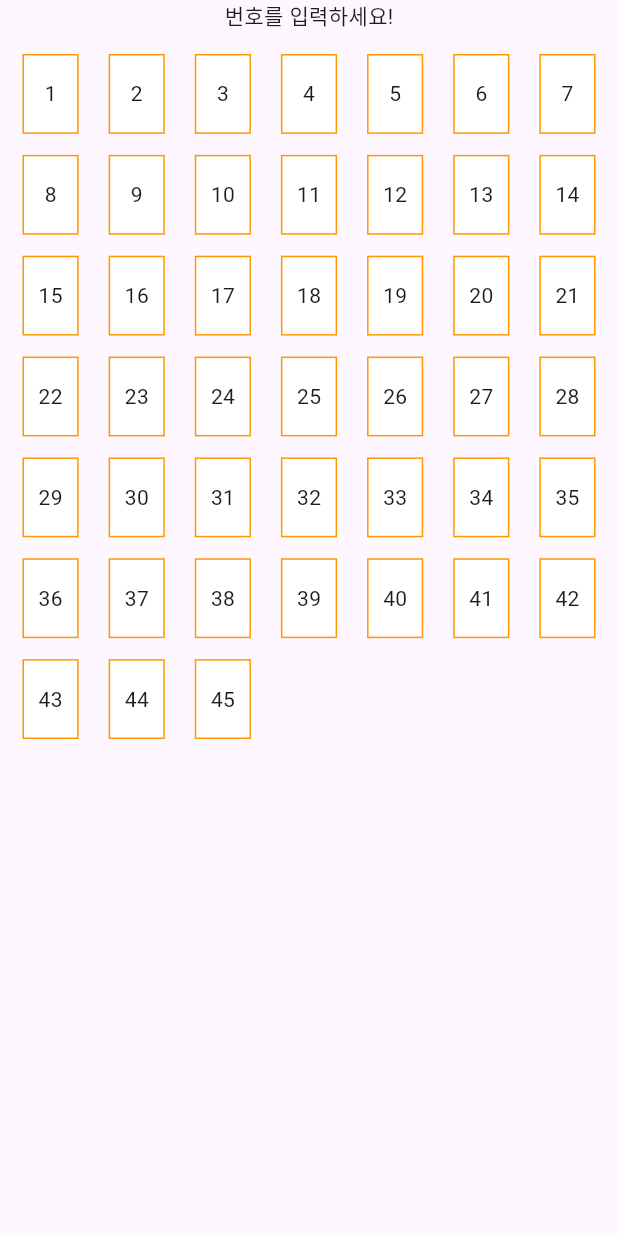
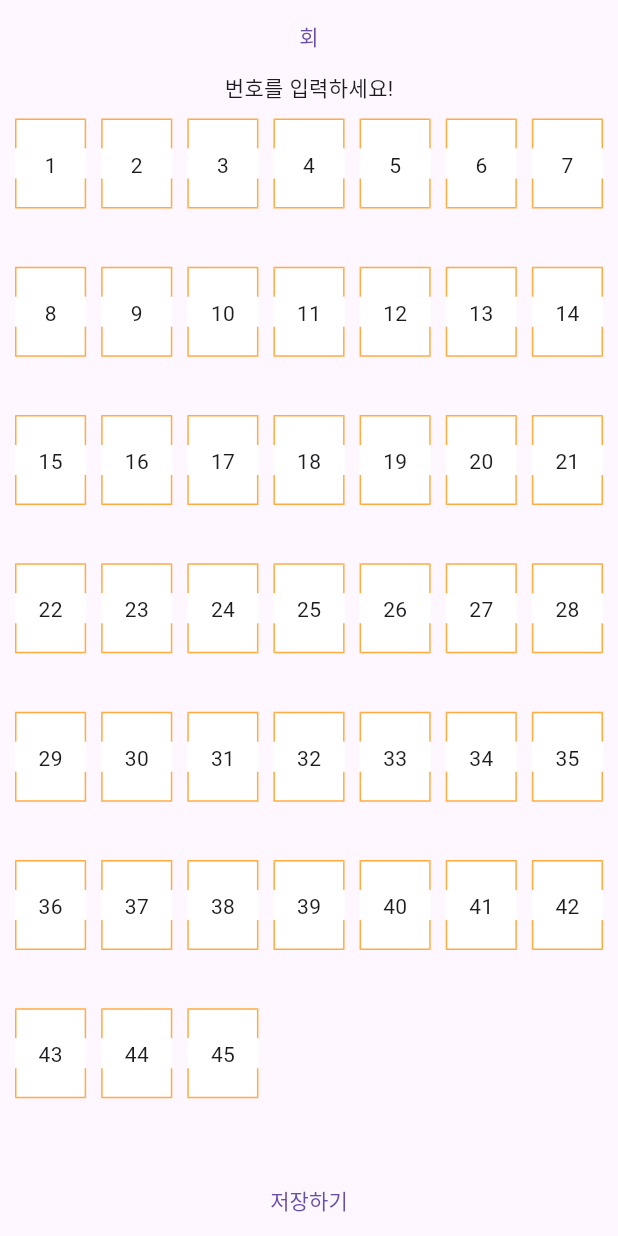
Before and after one commit to hyebinkim00/cloverlotto, a Flutter app: the SelfPage screen opened by its route, on a phone screen of 412 x 824 dp. Run offline on Flutter 3.47's test engine with Material 3 defaults, Android fonts, the phone set to English and light mode, and no system bars; our stand-ins replace animated_splash_screen, dio, flutter_screenutil, get, pretty_dio_logger, retrofit and 1 more; missing offline and left inert: cp949_codec; accounts and stored records are empty; generated files the repository leaves out were written again; network calls fail.

Commit message:
kkangnangcong Project - sqlite 하는중

```diff
--- a/lib/main.dart
+++ b/lib/main.dart
@@ -33,7 +33,7 @@ class MyApp extends StatelessWidget {
       theme: ThemeData(
         primarySwatch: Colors.blue,
       ),
-      initialRoute: RouteNames.SCAN,
+      initialRoute: RouteNames.MAIN,
       getPages: Constants.APP_PAGES,
     );
         },
--- a/lib/main/binding/main_binding.dart
+++ b/lib/main/binding/main_binding.dart
@@ -6,7 +6,6 @@ class MainBinding extends Bindings{
   @override
   void dependencies() {
     // Get.lazyPut<MainController>(() => MainController());
-
     Get.put(MainController());
   }
 
--- a/lib/main/view/main_page.dart
+++ b/lib/main/view/main_page.dart
@@ -1,11 +1,14 @@
 import 'package:cloverlotto/main/controller/main_controller.dart';
 import 'package:cloverlotto/random/view/random_page.dart';
+import 'package:cloverlotto/self/view/self_page.dart';
 import 'package:flutter/material.dart';
 import 'package:flutter/src/widgets/framework.dart';
 import 'package:flutter_screenutil/flutter_screenutil.dart';
 import 'package:get/get.dart';
 import 'package:intl/intl.dart';
 import 'package:get/get_state_manager/get_state_manager.dart';
+
+import '../../config/route_names.dart';
 
 
 // Container(
@@ -183,7 +186,7 @@ class MainPage extends GetView<MainController>{
                             Flexible(
                               flex: 1,
                               child: ElevatedButton(onPressed: (){
-                                _controller.updated();
+                                Get.toNamed(RouteNames.SELF);
                               },
                                   child: Row(
                                     mainAxisAlignment: MainAxisAlignment.spaceEvenly,
--- a/lib/self/view/self_page.dart
+++ b/lib/self/view/self_page.dart
@@ -1,4 +1,5 @@
-
+import 'package:cloverlotto/main/controller/main_controller.dart';
+import 'package:cloverlotto/sqllite/db.dart';
 import 'package:flutter/material.dart';
 import 'package:flutter/services.dart';
 import 'package:flutter/src/widgets/framework.dart';
@@ -7,26 +8,28 @@ import 'package:get/get.dart';
 import '../controller/self_controller.dart';
 
 class SelfPage extends GetView<SelfController> {
-
-
   @override
   Widget build(BuildContext context) {
     return Scaffold(
-
         body: SafeArea(
       child: Container(
         width: MediaQuery.of(context).size.width, // 전체 화면을 채우도록 설정
         height: MediaQuery.of(context).size.height,
         child: Column(
           children: [
+            //회차 선택
+            TextButton(
+              onPressed: () {
+                showOptionDialog(context);
+              },
+              child: Text(''+'회'),
+            ),
             Text('번호를 입력하세요!'),
             Expanded(
-                  child: Container(
+              child: GridView.builder(
                 padding: EdgeInsets.all(10),
-                    child: GridView.builder(
-                      //  SliverGridDelegateWithFixedCrossAxisCount
                 gridDelegate: SliverGridDelegateWithFixedCrossAxisCount(
-                        childAspectRatio: 0.75,
+                    childAspectRatio: 0.5,
                     crossAxisSpacing: 10, // 가로 간격을 조절하세요.
                     mainAxisSpacing: 4, // 세로 간격을 조절하세요.
                     crossAxisCount: 7),
@@ -35,72 +38,108 @@ class SelfPage extends GetView<SelfController> {
                 physics: NeverScrollableScrollPhysics(),
                 itemBuilder: (BuildContext context, int index) {
                   return GestureDetector(
-                          onTap:(){controller.selected(index);},
-                          child: Obx(() => Container(
-                            margin: EdgeInsets.all(5),
+                    onTap: () {
+                      controller.selected(index);
+                    },
+                    child: Obx(
+                      () => SizedBox(
+                        height: 100,
+                        child: Column(
+                          children: [
+                            Container(
                                 decoration: BoxDecoration(
-                              border: Border.all(color: Colors.orange),
+                                    border: Border(
+                                        top: BorderSide(
+                                            color: Colors.orangeAccent),
+                                        left: BorderSide(
+                                            color: Colors.orangeAccent),
+                                        right: BorderSide(
+                                            color: Colors.orangeAccent)),
+                                    color: controller.isSelected[index]
+                                        ? Colors.black45
+                                        : Colors.white),
+                                height: 20),
+                            Container(
+                                decoration: BoxDecoration(
+                                    border: Border(
+                                        top: BorderSide(
+                                            color: Colors.transparent),
+                                        bottom: BorderSide(
+                                            color: Colors.transparent),
+                                        left: BorderSide(color: Colors.white),
+                                        right: BorderSide(color: Colors.white)),
                                     color: controller.isSelected[index]
                                         ? Colors.black45
                                         : Colors.white),
                                 child: Center(
-                              child: Text('${index+1}'),
+                                  child: Text('${index + 1}'),
+                                ),
+                                height: 20),
+                            Container(
+                                decoration: BoxDecoration(
+                                    border: Border(
+                                        bottom: BorderSide(
+                                            color: Colors.orangeAccent),
+                                        left: BorderSide(
+                                            color: Colors.orangeAccent),
+                                        right: BorderSide(
+                                            color: Colors.orangeAccent)),
+                                    color: controller.isSelected[index]
+                                        ? Colors.black45
+                                        : Colors.white),
+                                height: 20),
+                          ],
                         ),
                       ),
-                              )
-                            ,
+                    ),
                   );
                 },
               ),
             ),
-                ),
+            TextButton(
+                onPressed: () {
+                  controller.saveList();
+                },
+                child: Text('저장하기')),
+           // Obx(() => Text('${controller.dblist}'))
           ],
         ),
       ),
     ));
+  }
 
-    Column(
+  void showOptionDialog(BuildContext context) {
+    showDialog(
+      context: context,
+      builder: (BuildContext context) {
+        return AlertDialog(
+          title: Text('Select an option'),
+          content: Column(
             children: [
-        Expanded(
-          child: GridView.builder(
-            gridDelegate: SliverGridDelegateWithFixedCrossAxisCount(
-              crossAxisCount: 7,
+              ListTile(
+                title: Text('Option 1'),
+                onTap: () {
+                  controller.serial.value = 'option1';
+                },
               ),
-            itemCount: 45,
-            itemBuilder: (context, index) {
-              return GestureDetector(
+              ListTile(
+                title: Text('Option 2'),
                 onTap: () {
-                  controller.selected(index);
+                  controller.serial.value = 'option2';
                 },
-                child: Obx(() => Container(
-                      decoration: BoxDecoration(
-                        color: controller.isSelected[index]
-                            ? Colors.white
-                            : Colors.black,
-                        // borderRadius: BorderRadius.circular(8.0),
               ),
-                      child: Center(
-                        child: Text(
-                          101.toString(),
-                          style: TextStyle(
-                            color: Colors.orange,
-                            fontWeight: FontWeight.bold,
+              ListTile(
+                title: Text('Option 3'),
+                onTap: () {
+                  controller.serial.value = 'option3';
+                  // 다이어로그 닫음
+                  Navigator.of(context).pop();
+                },
               ),
+            ],
           ),
-                      ),
-                    )),
         );
       },
-          ),
-        ),
-        SizedBox(height: 20),
-        Obx(
-          () => Text(
-            'Last Selected Numbers: ${controller.selectList.isEmpty ? "None" : controller.selectList.join(', ')}',
-            style: TextStyle(fontSize: 16, color: Colors.pink),
-          ),
-        )
-      ],
     );
   }
 }
--- a/pubspec.yaml
+++ b/pubspec.yaml
@@ -41,6 +41,8 @@ dependencies:
   html: ^0.15.4
   cp949_codec: ^1.0.1
   animated_splash_screen: ^1.1.0
+  sqflite: ^2.3.0
+  path: ^1.8.3
 #  qr_code_scanner: ^1.0.1
 
   # The following adds the Cupertino Icons font to your application.
@@ -60,6 +62,7 @@ dev_dependencies:
   build_runner: ^2.4.6
   json_serializable: ^6.7.1
   retrofit_generator: ">=4.0.0 <5.0.0"
+
 
 # For information on the generic Dart part of this file, see the
 # following page: https://dart.dev/tools/pub/pubspec
```
Also changed, not shown: lib/main/controller/main_controller.dart (+7 -4 lines), lib/self/controller/self_controller.dart (+59 -13 lines), lib/sqllite/db.dart (added, +137 -0 lines), pubspec.lock. Lines whose indentation alone changed are shown as unchanged.
